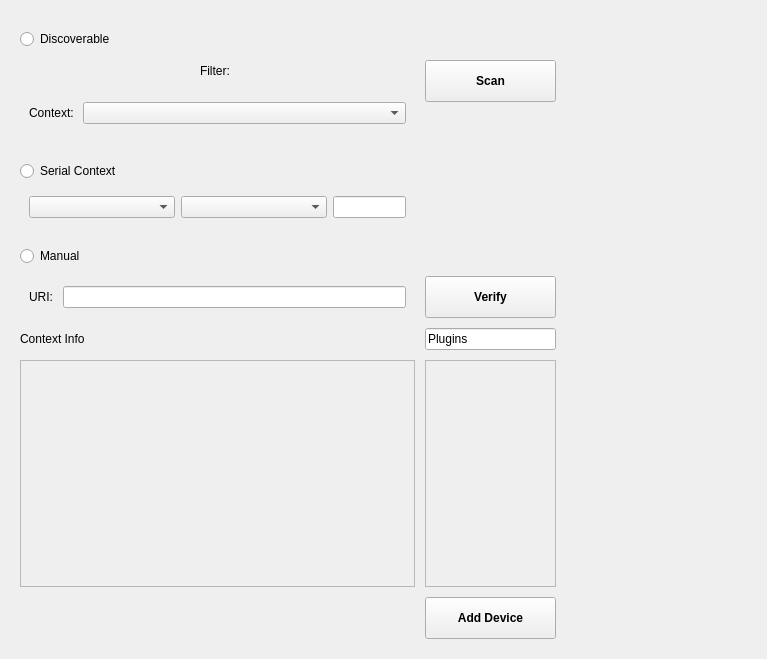
Above: core/ui/scopyhomeaddpage.ui from analogdevicesinc/scopy before the change. Below: the same form after it.
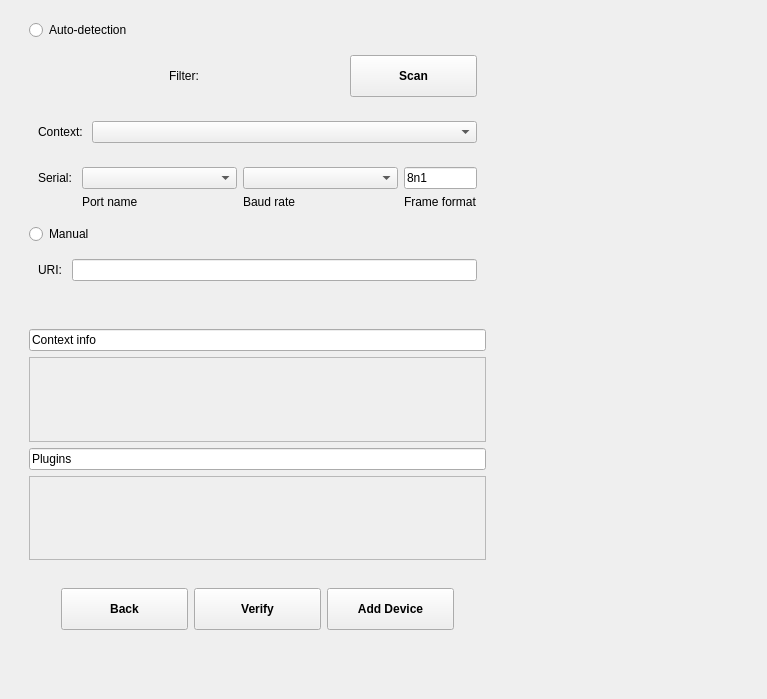
That is the form after the change.

Commit message: core/ScopyHomeAddPage: Added serial devices management and ui changes.

Diff of the .ui file:
```diff
--- a/core/ui/scopyhomeaddpage.ui
+++ b/core/ui/scopyhomeaddpage.ui
@@ -7,71 +7,62 @@
     <x>0</x>
     <y>0</y>
     <width>767</width>
-    <height>659</height>
+    <height>699</height>
    </rect>
   </property>
   <property name="windowTitle">
    <string>Form</string>
   </property>
-  <layout class="QGridLayout" name="gridLayout" columnstretch="3,1">
+  <layout class="QGridLayout" name="gridLayout" columnstretch="4,2">
+   <item row="1" column="1">
+    <widget class="QWidget" name="rightArea" native="true">
+     <layout class="QGridLayout" name="gridLayout_3"/>
+    </widget>
+   </item>
    <item row="1" column="0">
     <widget class="QWidget" name="leftArea" native="true">
-     <layout class="QGridLayout" name="gridLayout_2" columnstretch="3,1">
+     <property name="sizePolicy">
+      <sizepolicy hsizetype="Preferred" vsizetype="Preferred">
+       <horstretch>0</horstretch>
+       <verstretch>0</verstretch>
+      </sizepolicy>
+     </property>
+     <property name="styleSheet">
+      <string notr="true"/>
+     </property>
+     <layout class="QGridLayout" name="gridLayout_2" columnstretch="0">
       <property name="spacing">
        <number>10</number>
       </property>
-      <item row="7" column="1">
-       <widget class="QPushButton" name="btnAdd">
+      <item row="4" column="0">
+       <widget class="QWidget" name="infoSection" native="true">
+        <property name="sizePolicy">
+         <sizepolicy hsizetype="Preferred" vsizetype="Expanding">
+          <horstretch>0</horstretch>
+          <verstretch>0</verstretch>
+         </sizepolicy>
+        </property>
         <property name="styleSheet">
-         <string notr="true">QPushButton{width: 95px;
-								height: 40px;
-						 		font-size: 12px;
-						   		text-align: center;
-						   		font-weight: bold;
-						   		padding-left: 15px;
-						   		padding-right: 15px;
-						 		}</string>
+         <string notr="true"/>
         </property>
-        <property name="text">
-         <string>Add Device</string>
-        </property>
-       </widget>
-      </item>
-      <item row="2" column="0">
-       <widget class="QWidget" name="serialContextSection" native="true">
         <layout class="QVBoxLayout" name="verticalLayout_2">
-         <property name="leftMargin">
-          <number>0</number>
-         </property>
-         <property name="rightMargin">
-          <number>0</number>
-         </property>
          <item>
-          <widget class="QRadioButton" name="radioBtnSerial">
+          <widget class="QLineEdit" name="editContext">
+           <property name="sizePolicy">
+            <sizepolicy hsizetype="Expanding" vsizetype="Fixed">
+             <horstretch>0</horstretch>
+             <verstretch>0</verstretch>
+            </sizepolicy>
+           </property>
            <property name="text">
-            <string>Serial Context</string>
+            <string>Context info</string>
            </property>
+           <property name="readOnly">
+            <bool>true</bool>
+           </property>
           </widget>
          </item>
          <item>
-          <widget class="QWidget" name="serialSettingsWidget" native="true">
-           <layout class="QHBoxLayout" name="horizontalLayout_3" stretch="2,2,1">
-            <item>
-             <widget class="QComboBox" name="devComboBoxSerial"/>
-            </item>
-            <item>
-             <widget class="QComboBox" name="comboBoxBoudRate"/>
-            </item>
-            <item>
-             <widget class="QLineEdit" name="frameConfigurationEdit"/>
-            </item>
-           </layout>
-          </widget>
-         </item>
-        </layout>
-       </widget>
-      </item>
-      <item row="6" column="0">
        <widget class="QScrollArea" name="scrollArea_2">
         <property name="widgetResizable">
          <bool>true</bool>
@@ -81,22 +72,27 @@
           <rect>
            <x>0</x>
            <y>0</y>
-           <width>395</width>
-           <height>207</height>
-          </rect>
-         </property>
-        </widget>
-       </widget>
-      </item>
-      <item row="5" column="0">
-       <widget class="QLabel" name="contextInfoLabel">
-        <property name="text">
-         <string>Context Info</string>
-        </property>
-       </widget>
-      </item>
-      <item row="5" column="1">
+              <width>457</width>
+              <height>68</height>
+             </rect>
+            </property>
+            <property name="sizePolicy">
+             <sizepolicy hsizetype="Preferred" vsizetype="Expanding">
+              <horstretch>0</horstretch>
+              <verstretch>0</verstretch>
+             </sizepolicy>
+            </property>
+           </widget>
+          </widget>
+         </item>
+         <item>
        <widget class="QLineEdit" name="editPlugins">
+           <property name="sizePolicy">
+            <sizepolicy hsizetype="Expanding" vsizetype="Fixed">
+             <horstretch>0</horstretch>
+             <verstretch>0</verstretch>
+            </sizepolicy>
+           </property>
         <property name="text">
          <string>Plugins</string>
         </property>
@@ -105,18 +101,14 @@
         </property>
        </widget>
       </item>
-      <item row="3" column="0">
-       <widget class="QRadioButton" name="radioBtnManual">
-        <property name="text">
-         <string>Manual</string>
-        </property>
-        <property name="checked">
-         <bool>false</bool>
-        </property>
-       </widget>
-      </item>
-      <item row="6" column="1">
+         <item>
        <widget class="QScrollArea" name="scrollArea">
+           <property name="sizePolicy">
+            <sizepolicy hsizetype="Expanding" vsizetype="Expanding">
+             <horstretch>0</horstretch>
+             <verstretch>0</verstretch>
+            </sizepolicy>
+           </property>
         <property name="widgetResizable">
          <bool>true</bool>
         </property>
@@ -125,36 +117,78 @@
           <rect>
            <x>0</x>
            <y>0</y>
-           <width>130</width>
-           <height>207</height>
-          </rect>
-         </property>
+              <width>457</width>
+              <height>68</height>
+             </rect>
+            </property>
+            <property name="sizePolicy">
+             <sizepolicy hsizetype="Preferred" vsizetype="Preferred">
+              <horstretch>0</horstretch>
+              <verstretch>0</verstretch>
+             </sizepolicy>
+            </property>
          <layout class="QVBoxLayout" name="verticalLayout"/>
         </widget>
        </widget>
       </item>
-      <item row="1" column="0">
-       <widget class="QWidget" name="discoverableSection" native="true">
-        <layout class="QVBoxLayout" name="verticalLayout_3">
-         <property name="leftMargin">
+        </layout>
+       </widget>
+      </item>
+      <item row="2" column="0" alignment="Qt::AlignTop">
+       <widget class="QWidget" name="scanSection" native="true">
+        <property name="sizePolicy">
+         <sizepolicy hsizetype="Preferred" vsizetype="Fixed">
+          <horstretch>0</horstretch>
+          <verstretch>0</verstretch>
+         </sizepolicy>
+        </property>
+        <layout class="QVBoxLayout" name="verticalLayout_5">
+         <property name="topMargin">
           <number>0</number>
          </property>
-         <property name="rightMargin">
+         <property name="bottomMargin">
           <number>0</number>
          </property>
          <item>
           <widget class="QRadioButton" name="radioBtnDiscover">
            <property name="text">
-            <string>Discoverable</string>
+            <string>Auto-detection</string>
            </property>
            <property name="checked">
             <bool>false</bool>
            </property>
           </widget>
          </item>
+         <item>
+          <widget class="QWidget" name="autoDetectionSection" native="true">
+           <property name="sizePolicy">
+            <sizepolicy hsizetype="Preferred" vsizetype="Fixed">
+             <horstretch>0</horstretch>
+             <verstretch>0</verstretch>
+            </sizepolicy>
+           </property>
+           <layout class="QVBoxLayout" name="verticalLayout_3">
+            <property name="leftMargin">
+             <number>0</number>
+            </property>
+            <property name="topMargin">
+             <number>0</number>
+            </property>
+            <property name="rightMargin">
+             <number>0</number>
+            </property>
+            <property name="bottomMargin">
+             <number>0</number>
+            </property>
+            <item>
+             <widget class="QWidget" name="scanWidget" native="true">
+              <layout class="QHBoxLayout" name="horizontalLayout_6">
          <item>
           <widget class="QWidget" name="filterWidget" native="true">
            <layout class="QHBoxLayout" name="horizontalLayout">
+                  <property name="leftMargin">
+                   <number>0</number>
+                  </property>
             <item>
              <widget class="QLabel" name="labelFilter">
               <property name="sizePolicy">
@@ -172,6 +206,32 @@
           </widget>
          </item>
          <item>
+                <widget class="QPushButton" name="btnScan">
+                 <property name="sizePolicy">
+                  <sizepolicy hsizetype="Fixed" vsizetype="Fixed">
+                   <horstretch>0</horstretch>
+                   <verstretch>0</verstretch>
+                  </sizepolicy>
+                 </property>
+                 <property name="styleSheet">
+                  <string notr="true">QPushButton{width: 95px;
+								height: 40px;
+						 		font-size: 12px;
+						   		text-align: center;
+						   		font-weight: bold;
+						   		padding-left: 15px;
+						   		padding-right: 15px;
+						 		}</string>
+                 </property>
+                 <property name="text">
+                  <string>Scan</string>
+                 </property>
+                </widget>
+               </item>
+              </layout>
+             </widget>
+            </item>
+            <item>
           <widget class="QWidget" name="discoveredContextsWidget" native="true">
            <layout class="QHBoxLayout" name="horizontalLayout_2">
             <item>
@@ -193,26 +253,140 @@
            </layout>
           </widget>
          </item>
+            <item>
+             <widget class="QWidget" name="serialSettingsWidget" native="true">
+              <property name="sizePolicy">
+               <sizepolicy hsizetype="Preferred" vsizetype="Fixed">
+                <horstretch>0</horstretch>
+                <verstretch>0</verstretch>
+               </sizepolicy>
+              </property>
+              <layout class="QGridLayout" name="gridLayout_4" columnstretch="1,3,3,1">
+               <item row="0" column="0">
+                <widget class="QLabel" name="labelSerial">
+                 <property name="sizePolicy">
+                  <sizepolicy hsizetype="Fixed" vsizetype="Preferred">
+                   <horstretch>0</horstretch>
+                   <verstretch>0</verstretch>
+                  </sizepolicy>
+                 </property>
+                 <property name="text">
+                  <string>Serial: </string>
+                 </property>
+                </widget>
+               </item>
+               <item row="0" column="1">
+                <widget class="QComboBox" name="comboBoxSerialPort"/>
+               </item>
+               <item row="0" column="2">
+                <widget class="QComboBox" name="comboBoxBaudRate"/>
+               </item>
+               <item row="0" column="3">
+                <widget class="QLineEdit" name="editSerialFrameConfig">
+                 <property name="sizePolicy">
+                  <sizepolicy hsizetype="Expanding" vsizetype="Expanding">
+                   <horstretch>0</horstretch>
+                   <verstretch>0</verstretch>
+                  </sizepolicy>
+                 </property>
+                 <property name="text">
+                  <string>8n1</string>
+                 </property>
+                 <property name="readOnly">
+                  <bool>false</bool>
+                 </property>
+                </widget>
+               </item>
+               <item row="1" column="1">
+                <widget class="QLabel" name="labelPortName">
+                 <property name="text">
+                  <string>Port name</string>
+                 </property>
+                </widget>
+               </item>
+               <item row="1" column="2">
+                <widget class="QLabel" name="labelBaudRate">
+                 <property name="text">
+                  <string>Baud rate</string>
+                 </property>
+                </widget>
+               </item>
+               <item row="1" column="3">
+                <widget class="QLabel" name="labelFrameFormat">
+                 <property name="text">
+                  <string>Frame format</string>
+                 </property>
+                </widget>
+               </item>
         </layout>
        </widget>
       </item>
-      <item row="4" column="0">
+           </layout>
+          </widget>
+         </item>
+         <item>
+          <widget class="QRadioButton" name="radioBtnManual">
+           <property name="text">
+            <string>Manual</string>
+           </property>
+           <property name="checked">
+            <bool>false</bool>
+           </property>
+          </widget>
+         </item>
+         <item>
        <widget class="QWidget" name="uriWidget" native="true">
-        <layout class="QHBoxLayout" name="horizontalLayout_4">
-         <item>
+           <layout class="QGridLayout" name="gridLayout_5">
+            <item row="0" column="1">
+             <widget class="QLineEdit" name="editUri"/>
+            </item>
+            <item row="0" column="0">
           <widget class="QLabel" name="labelUri">
            <property name="text">
             <string>URI: </string>
            </property>
           </widget>
          </item>
-         <item>
-          <widget class="QLineEdit" name="editUri"/>
+            <item row="1" column="1">
+             <widget class="QLabel" name="uriMessageLabel">
+              <property name="text">
+               <string/>
+              </property>
+             </widget>
          </item>
         </layout>
        </widget>
       </item>
-      <item row="4" column="1">
+        </layout>
+       </widget>
+      </item>
+      <item row="7" column="0" alignment="Qt::AlignHCenter">
+       <widget class="QWidget" name="btnsWidget" native="true">
+        <property name="sizePolicy">
+         <sizepolicy hsizetype="Fixed" vsizetype="Fixed">
+          <horstretch>0</horstretch>
+          <verstretch>0</verstretch>
+         </sizepolicy>
+        </property>
+        <layout class="QHBoxLayout" name="horizontalLayout_5">
+         <item>
+          <widget class="QPushButton" name="btnBack">
+           <property name="styleSheet">
+            <string notr="true">QPushButton{width: 95px;
+								height: 40px;
+						 		font-size: 12px;
+						   		text-align: center;
+						   		font-weight: bold;
+						   		padding-left: 15px;
+						   		padding-right: 15px;
+						 		}</string>
+           </property>
+           <property name="text">
+            <string>Back</string>
+           </property>
+          </widget>
+         </item>
+         <item>
        <widget class="QPushButton" name="btnVerify">
         <property name="styleSheet">
          <string notr="true">QPushButton{width: 95px;
@@ -229,8 +403,8 @@
         </property>
        </widget>
       </item>
-      <item row="1" column="1">
-       <widget class="QPushButton" name="btnScan">
+         <item>
+          <widget class="QPushButton" name="btnAdd">
         <property name="styleSheet">
          <string notr="true">QPushButton{width: 95px;
 								height: 40px;
@@ -242,16 +416,37 @@
 						 		}</string>
         </property>
         <property name="text">
-         <string>Scan</string>
+            <string>Add Device</string>
         </property>
        </widget>
       </item>
      </layout>
-    </widget>
-   </item>
-   <item row="1" column="1">
-    <widget class="QWidget" name="rightArea" native="true">
-     <layout class="QGridLayout" name="gridLayout_3"/>
+        <zorder>btnVerify</zorder>
+        <zorder>btnBack</zorder>
+        <zorder>btnAdd</zorder>
+       </widget>
+      </item>
+      <item row="8" column="0">
+       <spacer name="verticalSpacer">
+        <property name="orientation">
+         <enum>Qt::Vertical</enum>
+        </property>
+        <property name="sizeType">
+         <enum>QSizePolicy::Fixed</enum>
+        </property>
+        <property name="sizeHint" stdset="0">
+         <size>
+          <width>20</width>
+          <height>40</height>
+         </size>
+        </property>
+       </spacer>
+      </item>
+     </layout>
+     <zorder>btnsWidget</zorder>
+     <zorder>scanSection</zorder>
+     <zorder>infoSection</zorder>
+     <zorder>verticalSpacer</zorder>
     </widget>
    </item>
   </layout>
```
Left out of the diff: 2 changed lines with no effect on the pictures. Lines whose indentation alone changed are shown as unchanged. The commit also changes 2 other files.
